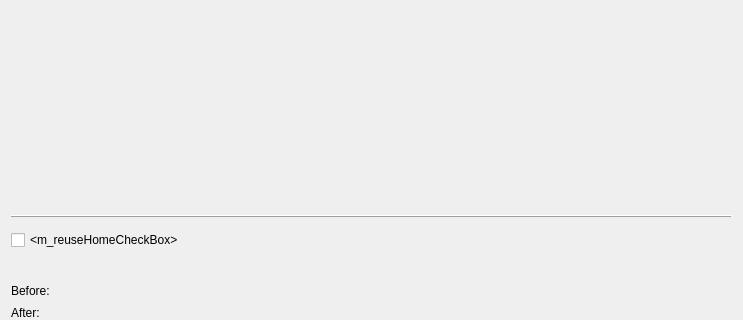
Old version of the form src/modules/partition/gui/ChoicePage.ui in the repository seapath/seapath-installer; both pictures show x 0 to 743 and y 192 to 512 of the 743 by 512 pixel window.
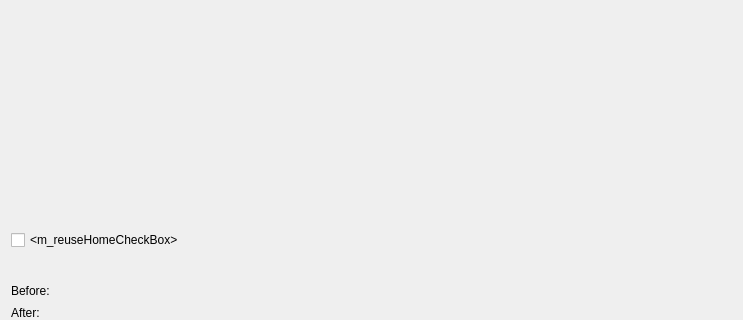
New version of the form. Custom widgets are drawn as their Qt base class.

Diff of the .ui file:
```diff
--- a/src/modules/partition/gui/ChoicePage.ui
+++ b/src/modules/partition/gui/ChoicePage.ui
@@ -17,7 +17,7 @@
   <property name="windowTitle">
    <string notr="true">Form</string>
   </property>
-  <layout class="QVBoxLayout" name="m_mainLayout" stretch="0,1">
+  <layout class="QVBoxLayout" name="m_mainLayout" stretch="0,0">
    <property name="bottomMargin">
     <number>0</number>
    </property>
@@ -36,7 +36,7 @@
     </layout>
    </item>
    <item>
-    <layout class="QVBoxLayout" name="m_rightLayout" stretch="0,1,0,0,0,0,0">
+    <layout class="QVBoxLayout" name="m_rightLayout" stretch="0,1,0,0,0,0">
      <item>
       <widget class="QLabel" name="m_messageLabel">
        <property name="toolTip">
@@ -66,8 +66,8 @@
          <rect>
           <x>0</x>
           <y>0</y>
-          <width>729</width>
-          <height>233</height>
+          <width>723</width>
+          <height>334</height>
          </rect>
         </property>
         <layout class="QVBoxLayout" name="m_itemsLayout">
@@ -87,19 +87,6 @@
        </widget>
       </widget>
      </item>
-     <item>
-      <widget class="QFrame" name="hLine">
-       <property name="frameShape">
-        <enum>QFrame::HLine</enum>
-       </property>
-       <property name="frameShadow">
-        <enum>QFrame::Raised</enum>
-       </property>
-      </widget>
-     </item>
-     <item>
-      <widget class="EncryptWidget" name="m_encryptWidget" native="true"/>
-     </item>
      <item>
       <widget class="QCheckBox" name="m_reuseHomeCheckBox">
        <property name="text">
@@ -211,14 +198,6 @@
    </item>
   </layout>
  </widget>
- <customwidgets>
-  <customwidget>
-   <class>EncryptWidget</class>
-   <extends>QWidget</extends>
-   <header>gui/EncryptWidget.h</header>
-   <container>1</container>
-  </customwidget>
- </customwidgets>
  <resources/>
  <connections/>
 </ui>
```
